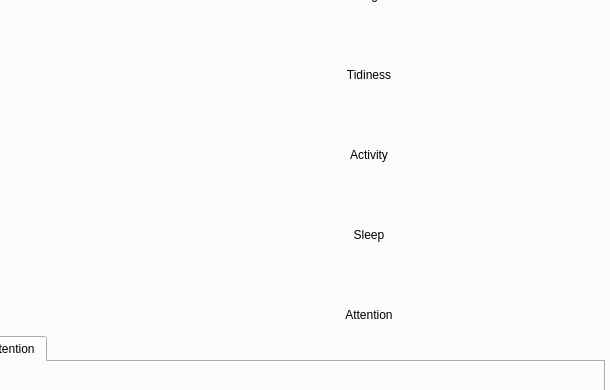
First picture: the form in animalwindow.ui, repository lrchva/Tamagotchi, before the edit; both pictures show x 268 to 878 and y 90 to 480 of the 878 by 674 pixel window.
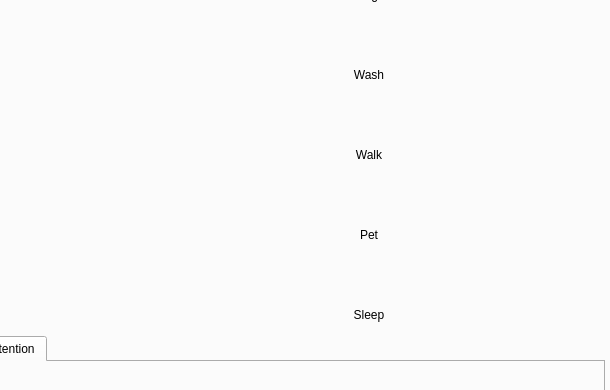
Second picture: the form after the edit. Icons and pictures are not drawn.

```diff
--- a/animalwindow.ui
+++ b/animalwindow.ui
@@ -3403,7 +3403,7 @@
          </size>
         </property>
         <property name="text">
-         <string>Tidiness</string>
+         <string>Wash</string>
         </property>
         <property name="alignment">
          <set>Qt::AlignCenter</set>
@@ -3459,7 +3459,7 @@
          </size>
         </property>
         <property name="text">
-         <string>Activity</string>
+         <string>Walk</string>
         </property>
         <property name="alignment">
          <set>Qt::AlignCenter</set>
@@ -3467,7 +3467,7 @@
        </widget>
       </item>
       <item>
-       <widget class="QLabel" name="Sleep_PB">
+       <widget class="QLabel" name="Pet_PB">
         <property name="sizePolicy">
          <sizepolicy hsizetype="Minimum" vsizetype="Minimum">
           <horstretch>0</horstretch>
@@ -3515,7 +3515,7 @@
          </size>
         </property>
         <property name="text">
-         <string>Sleep</string>
+         <string>Pet</string>
         </property>
         <property name="alignment">
          <set>Qt::AlignCenter</set>
@@ -3523,7 +3523,7 @@
        </widget>
       </item>
       <item>
-       <widget class="QLabel" name="Attention_PB">
+       <widget class="QLabel" name="Sleep_PB">
         <property name="sizePolicy">
          <sizepolicy hsizetype="Minimum" vsizetype="Minimum">
           <horstretch>0</horstretch>
@@ -3571,7 +3571,7 @@
          </size>
         </property>
         <property name="text">
-         <string>Attention</string>
+         <string>Sleep</string>
         </property>
         <property name="alignment">
          <set>Qt::AlignCenter</set>
```
Left out of the diff: 178 changed lines with no effect on the pictures.
